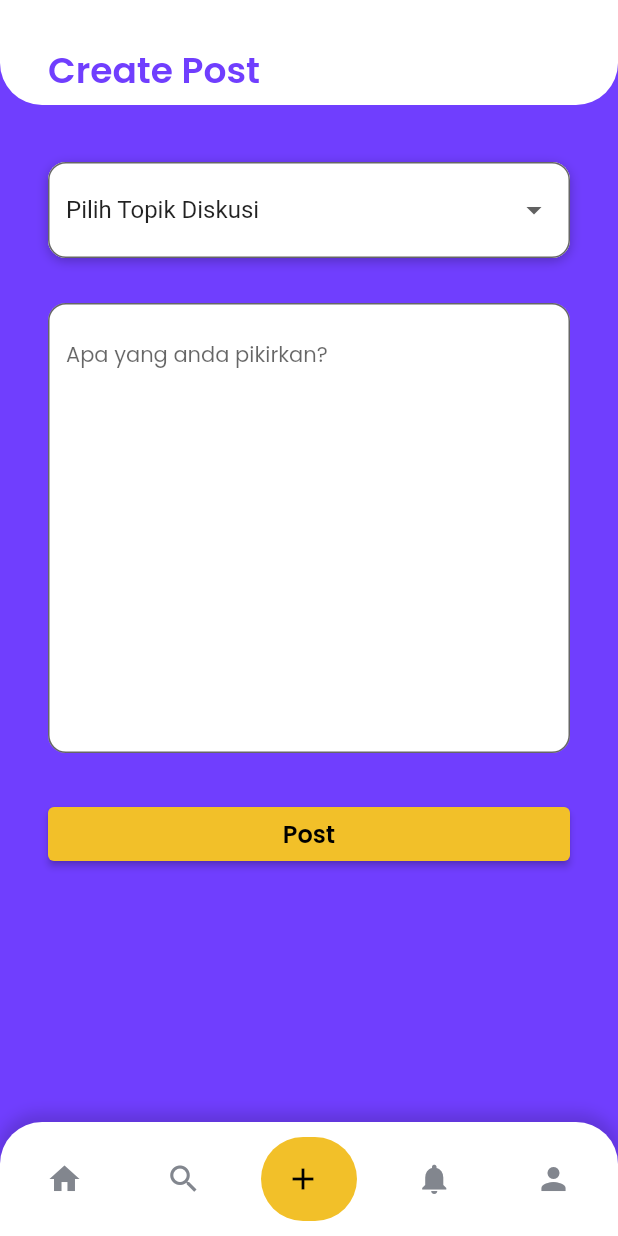
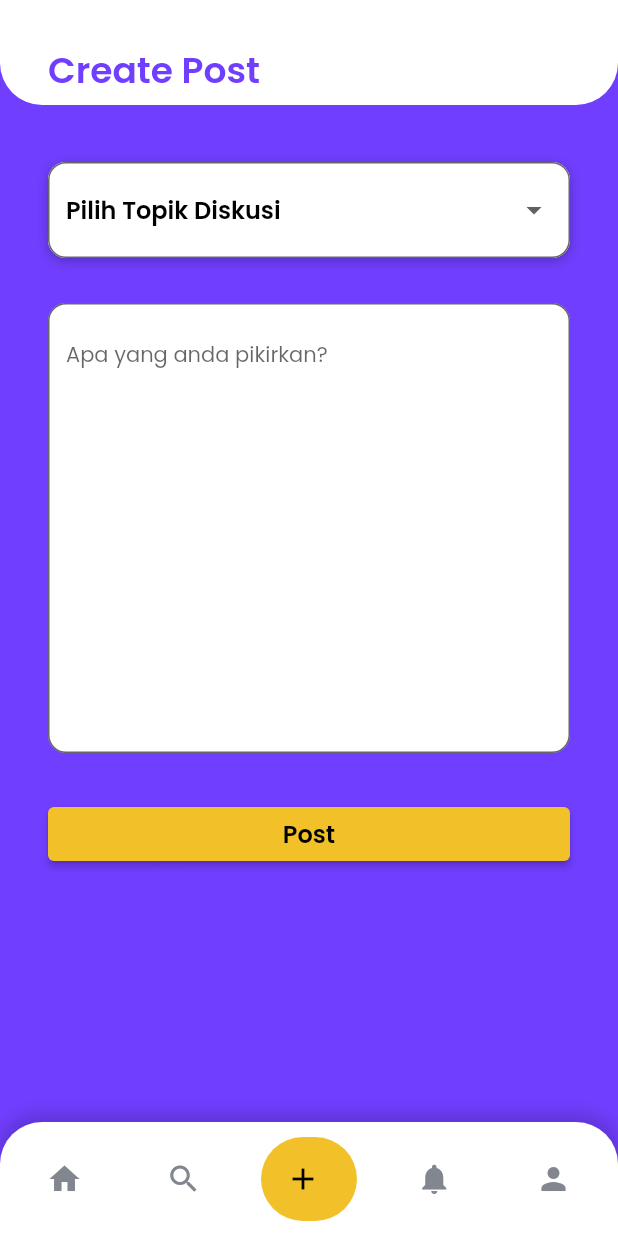
Before and after one commit to Bintang73/Discus-in, a Flutter app: the screen it shows once a user with an empty profile is signed in, item 3 of the bottom bar chosen, on a phone screen of 412 x 824 dp. Run offline on Flutter 3.47's test engine with Material 2 defaults, Android fonts, the phone set to English and light mode, and no system bars; drawn by our look-alikes of google_nav_bar; our stand-ins replace cloud_firestore, firebase_auth, firebase_core, google_fonts; missing offline and left inert: slider_captcha; accounts and stored records are empty; network calls fail.

Commit message:
fetch topic firebase to topicCard Fixes #21

```diff
--- a/lib/models/topic.dart
+++ b/lib/models/topic.dart
@@ -1,5 +1,5 @@
 class Topic {
-  int idTopic;
+  String idTopic;
   String name;
 
   Topic({
--- a/lib/pages/post_page.dart
+++ b/lib/pages/post_page.dart
@@ -68,13 +68,23 @@ class _PostPageState extends State<PostPage> {
                           } else {
                             final topics =
                                 snapshot.data?.docs.reversed.toList();
-                            topicList.add(const DropdownMenuItem(
+                            topicList.add(DropdownMenuItem(
                                 value: '0',
-                                child: Text('Pilih Topik Diskusi')));
+                                child: Text(
+                                  'Pilih Topik Diskusi',
+                                  style: semiPoppins.copyWith(
+                                    fontSize: 16,
+                                  ),
+                                )));
                             for (var topic in topics!) {
                               topicList.add(DropdownMenuItem(
                                 value: topic.id,
-                                child: Text(topic['name']),
+                                child: Text(
+                                  topic['name'],
+                                  style: semiPoppins.copyWith(
+                                    fontSize: 16,
+                                  ),
+                                ),
                               ));
                             }
                           }
```
Also changed, not shown: lib/pages/home_page.dart (+20 -14 lines).
